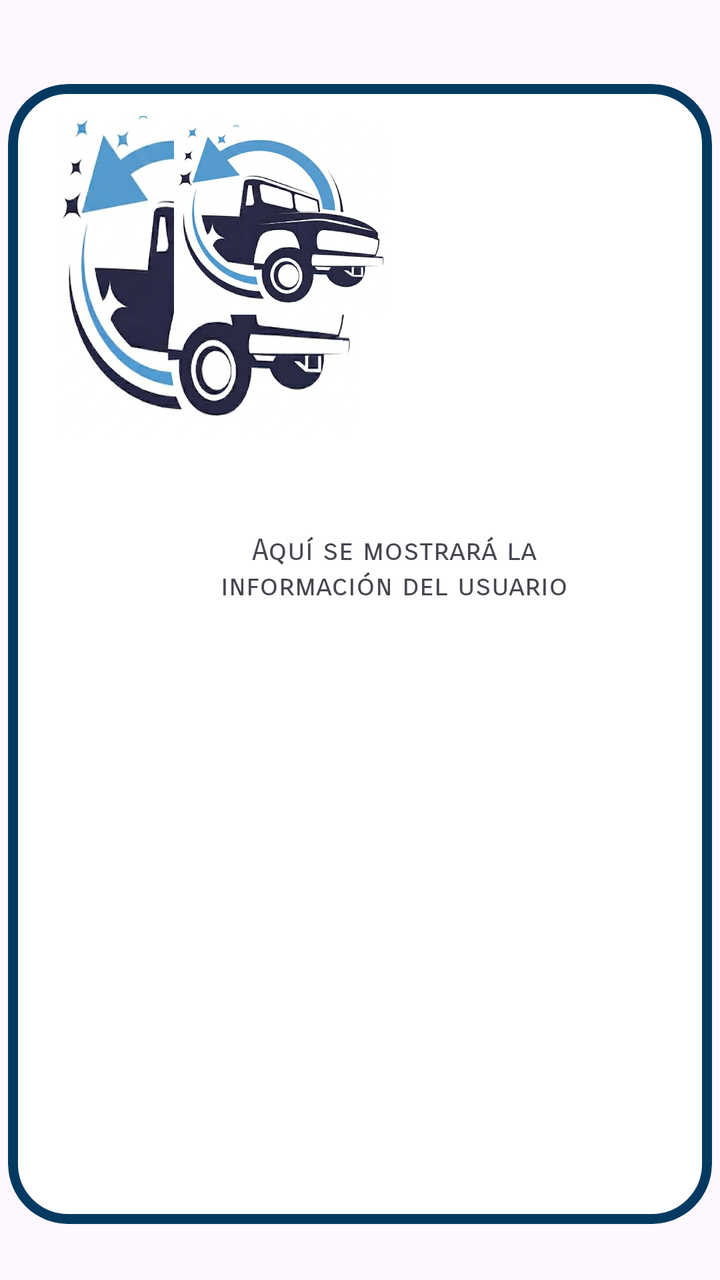
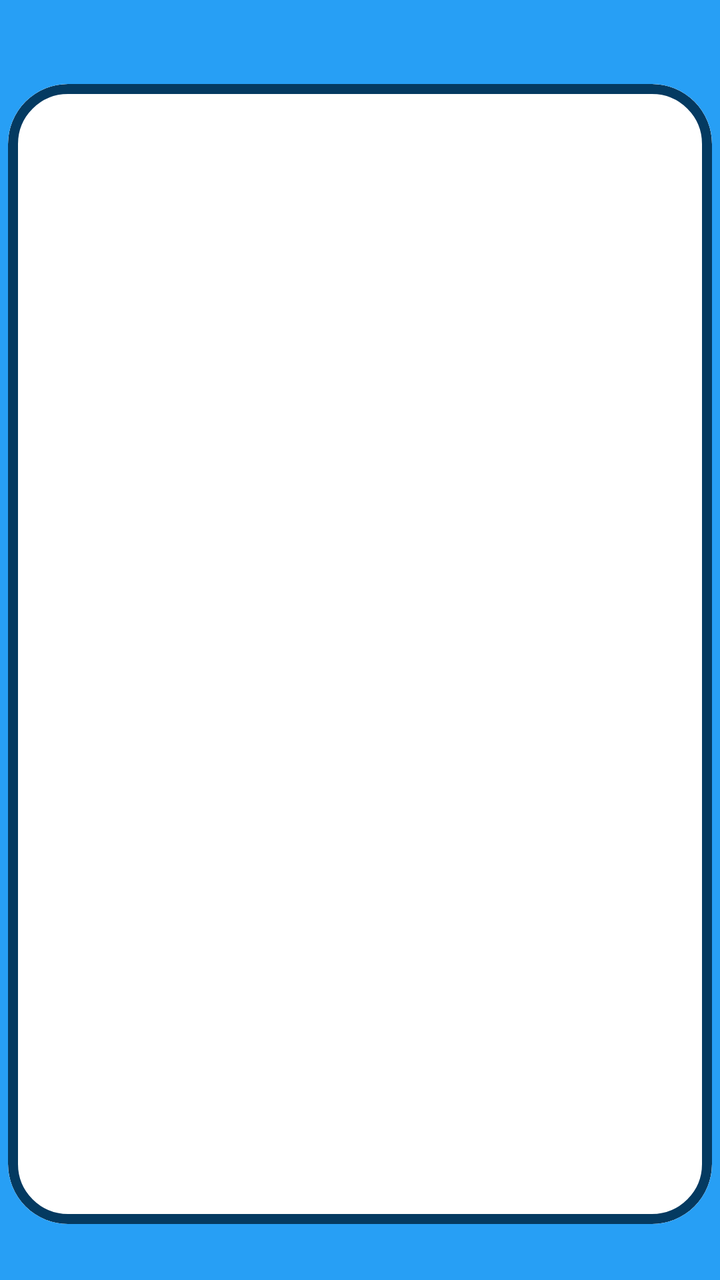

Two renders of the same Android screen: before a commit and after it. Below are the layout's source before the change and the commit's diff.
<!-- AndroidManifest.xml: application theme Theme.ParkPay -->
<!-- res/layout/activity_practicar_apis.xml -->
<?xml version="1.0" encoding="utf-8"?>
<androidx.constraintlayout.widget.ConstraintLayout xmlns:android="http://schemas.android.com/apk/res/android"
    xmlns:app="http://schemas.android.com/apk/res-auto"
    xmlns:tools="http://schemas.android.com/tools"
    android:id="@+id/main"
    android:layout_width="match_parent"
    android:layout_height="match_parent"
    tools:context=".Practicar_APIs">

    






























































    

















    









































    

    


    <com.google.android.material.card.MaterialCardView
        style="@style/Widget.Material3.CardView.Outlined"
        android:layout_width="352dp"
        android:layout_height="570dp"
        android:layout_marginTop="15dp"

        app:cardBackgroundColor="@android:color/transparent"
        app:cardCornerRadius="30dp"
        app:layout_constraintBottom_toBottomOf="parent"
        app:layout_constraintEnd_toEndOf="parent"
        app:layout_constraintHorizontal_bias="0.491"
        app:layout_constraintStart_toStartOf="parent"
        app:layout_constraintTop_toTopOf="parent"
        app:layout_constraintVertical_bias="0.493"
        app:strokeColor="#043A61"
        app:strokeWidth="5dp"
        android:background="@color/white">

        <androidx.constraintlayout.widget.ConstraintLayout
            android:layout_width="match_parent"
            android:layout_height="match_parent"
            android:background="@color/white"
            android:padding="16dp">


            <TextView
                android:id="@+id/textView3"
                android:layout_width="220dp"
                android:layout_height="wrap_content"
                android:layout_marginTop="48dp"
                android:fontFamily="sans-serif-smallcaps"
                android:text="@string/menu_text_account"
                android:textAlignment="center"
                android:textSize="15sp"
                app:layout_constraintEnd_toEndOf="parent"
                app:layout_constraintHorizontal_bias="0.67"
                app:layout_constraintStart_toStartOf="parent"
                app:layout_constraintTop_toBottomOf="@+id/id_btn_menu_exit" />

            <com.google.android.material.button.MaterialButton
                android:id="@+id/id_btn_menu_exit"
                style="@style/Widget.MaterialComponents.Button.OutlinedButton"
                android:layout_width="150dp"
                android:layout_height="160dp"
                android:layout_marginHorizontal="8dp"
                android:fontFamily="monospace"
                android:textAllCaps="true"
                android:textColor="#1E293B"
                android:textSize="16dp"
                app:cornerRadius="100dp"
                app:layout_constraintEnd_toEndOf="parent"
                app:layout_constraintHorizontal_bias="0.0"
                app:layout_constraintStart_toStartOf="parent"
                app:strokeColor="#1E293B"
                app:strokeWidth="2dp"
                tools:layout_editor_absoluteY="16dp"
                android:background="@mipmap/logo"
                app:backgroundTint="@null"/>

            <ImageView
                android:id="@+id/imageView3"
                android:layout_width="107dp"
                android:layout_height="104dp"
                app:layout_constraintEnd_toEndOf="parent"
                app:layout_constraintHorizontal_bias="0.314"
                app:layout_constraintStart_toStartOf="parent"
                app:srcCompat="@mipmap/logo"
                tools:layout_editor_absoluteY="325dp" />


        </androidx.constraintlayout.widget.ConstraintLayout>

    </com.google.android.material.card.MaterialCardView>

</androidx.constraintlayout.widget.ConstraintLayout>
<!-- resources referenced by this layout -->
<resources>
  <color name="white">#FFFFFFFF</color>
  <!-- mipmap logo: png bitmap (mipmap-mdpi, 391558 bytes) -->
  <string name="menu_text_account">Aquí se mostrará la información del usuario</string>
  <style name="Theme.ParkPay" parent="Base.Theme.ParkPay" />
  <style name="Base.Theme.ParkPay" parent="Theme.Material3.DayNight.NoActionBar">
          
          
      </style>
</resources>

<!-- the commit's change to res/layout/activity_practicar_apis.xml (unified diff, before → after) -->
@@ -5,7 +5,8 @@
     android:id="@+id/main"
     android:layout_width="match_parent"
     android:layout_height="match_parent"
-    tools:context=".Practicar_APIs">
+    tools:context=".Practicar_APIs"
+    android:background="#279FF5">
 
     
 
@@ -157,55 +158,7 @@
             android:layout_width="match_parent"
             android:layout_height="match_parent"
             android:background="@color/white"
-            android:padding="16dp">
-
-
-            <TextView
-                android:id="@+id/textView3"
-                android:layout_width="220dp"
-                android:layout_height="wrap_content"
-                android:layout_marginTop="48dp"
-                android:fontFamily="sans-serif-smallcaps"
-                android:text="@string/menu_text_account"
-                android:textAlignment="center"
-                android:textSize="15sp"
-                app:layout_constraintEnd_toEndOf="parent"
-                app:layout_constraintHorizontal_bias="0.67"
-                app:layout_constraintStart_toStartOf="parent"
-                app:layout_constraintTop_toBottomOf="@+id/id_btn_menu_exit" />
-
-            <com.google.android.material.button.MaterialButton
-                android:id="@+id/id_btn_menu_exit"
-                style="@style/Widget.MaterialComponents.Button.OutlinedButton"
-                android:layout_width="150dp"
-                android:layout_height="160dp"
-                android:layout_marginHorizontal="8dp"
-                android:fontFamily="monospace"
-                android:textAllCaps="true"
-                android:textColor="#1E293B"
-                android:textSize="16dp"
-                app:cornerRadius="100dp"
-                app:layout_constraintEnd_toEndOf="parent"
-                app:layout_constraintHorizontal_bias="0.0"
-                app:layout_constraintStart_toStartOf="parent"
-                app:strokeColor="#1E293B"
-                app:strokeWidth="2dp"
-                tools:layout_editor_absoluteY="16dp"
-                android:background="@mipmap/logo"
-                app:backgroundTint="@null"/>
-
-            <ImageView
-                android:id="@+id/imageView3"
-                android:layout_width="107dp"
-                android:layout_height="104dp"
-                app:layout_constraintEnd_toEndOf="parent"
-                app:layout_constraintHorizontal_bias="0.314"
-                app:layout_constraintStart_toStartOf="parent"
-                app:srcCompat="@mipmap/logo"
-                tools:layout_editor_absoluteY="325dp" />
-
-
-        </androidx.constraintlayout.widget.ConstraintLayout>
+            android:padding="16dp"/>
 
     </com.google.android.material.card.MaterialCardView>
 
<!-- resource entries referenced after the edit -->
@@ -1,8 +1,6 @@
 <!-- resources referenced by this layout -->
 <resources>
   <color name="white">#FFFFFFFF</color>
-  <!-- mipmap logo: png bitmap (mipmap-mdpi, 391558 bytes) -->
-  <string name="menu_text_account">Aquí se mostrará la información del usuario</string>
   <style name="Theme.ParkPay" parent="Base.Theme.ParkPay" />
   <style name="Base.Theme.ParkPay" parent="Theme.Material3.DayNight.NoActionBar">
           
